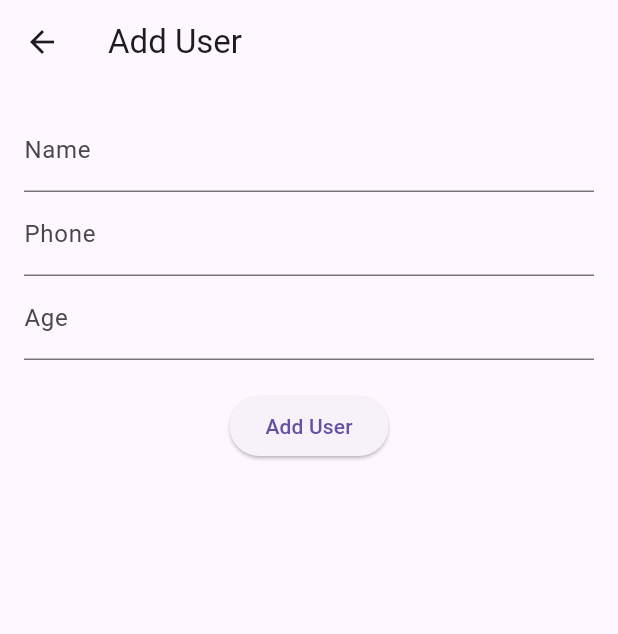
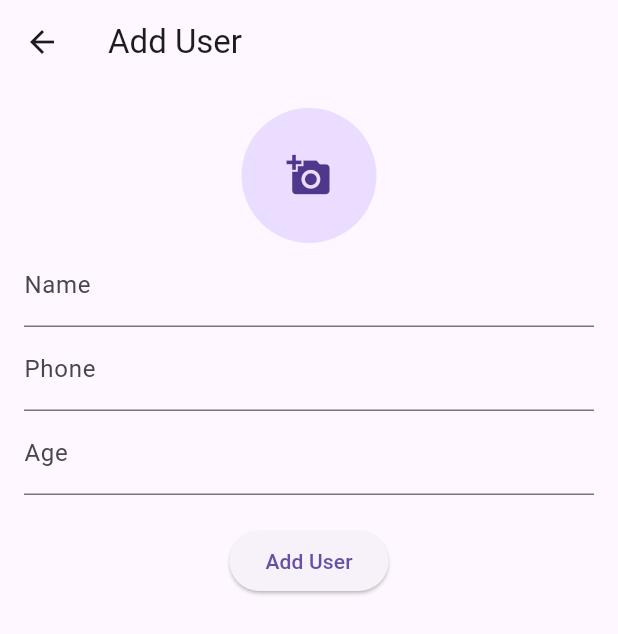
Before and after one commit to Alan-varghese-0/contact_book, a Flutter app: the AddUserPage screen opened directly, after a tap on "Add User", on a phone screen of 412 x 824 dp. Shown: the top 634 px of the screen. Run offline on Flutter 3.47's test engine with Material 3 defaults, Android fonts, the phone set to English and light mode, and no system bars; our stand-ins replace bloc, flutter_bloc, hive, hive_flutter, image_picker; accounts and stored records are empty.

```diff
--- a/lib/src/features/user/presentation/pages/add_user_page.dart
+++ b/lib/src/features/user/presentation/pages/add_user_page.dart
@@ -2,6 +2,8 @@ import 'package:contact_book/src/features/user/presentation/bloc/user_bloc.dart'
 import 'package:contact_book/src/features/user/presentation/bloc/user_event.dart';
 import 'package:flutter/material.dart';
 import 'package:flutter_bloc/flutter_bloc.dart';
+import 'dart:io';
+import 'package:image_picker/image_picker.dart';
 
 class AddUserPage extends StatefulWidget {
   const AddUserPage({super.key});
@@ -11,9 +13,20 @@ class AddUserPage extends StatefulWidget {
 }
 
 class _AddUserPageState extends State<AddUserPage> {
+  File? imagefile;
   final namecontroller = TextEditingController();
   final phonecontroller = TextEditingController();
   final agecontroller = TextEditingController();
+
+  Future pickImage() async {
+    final picked = await ImagePicker().pickImage(source: ImageSource.gallery);
+    if (picked != null) {
+      setState(() {
+        imagefile = File(picked.path);
+      });
+    }
+  }
+
   @override
   Widget build(BuildContext context) {
     return Scaffold(
@@ -22,6 +35,18 @@ class _AddUserPageState extends State<AddUserPage> {
         padding: const EdgeInsets.all(16.0),
         child: Column(
           children: [
+            GestureDetector(
+              onTap: pickImage,
+              child: CircleAvatar(
+                radius: 45,
+                backgroundImage: imagefile != null
+                    ? FileImage(imagefile!)
+                    : null,
+                child: imagefile == null
+                    ? const Icon(Icons.add_a_photo, size: 30)
+                    : null,
+              ),
+            ),
             TextField(
               controller: namecontroller,
               decoration: InputDecoration(labelText: 'Name'),
@@ -44,7 +69,7 @@ class _AddUserPageState extends State<AddUserPage> {
                     name: namecontroller.text,
                     phone: phonecontroller.text,
                     age: int.parse(agecontroller.text),
-                    imagepath: '',
+                    imagepath: imagefile?.path ?? '',
                   ),
                 );
                 Navigator.pop(context);
```
Also changed, not shown: lib/src/features/user/presentation/pages/user_list_pages.dart (+10 -0 lines).
